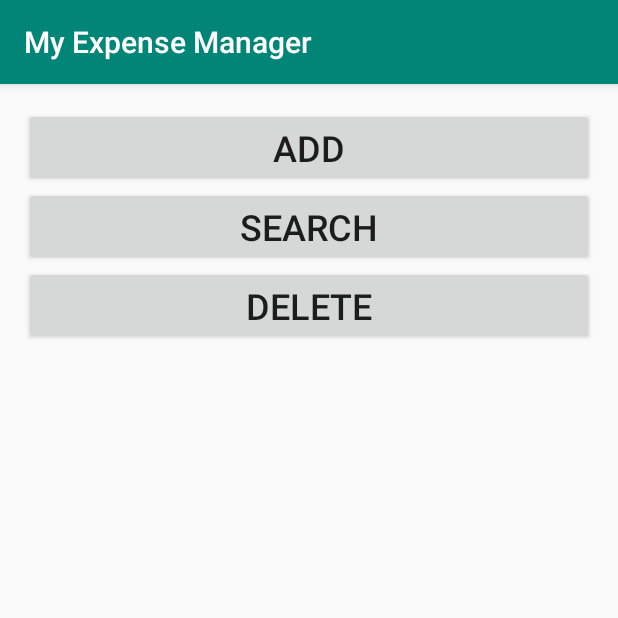
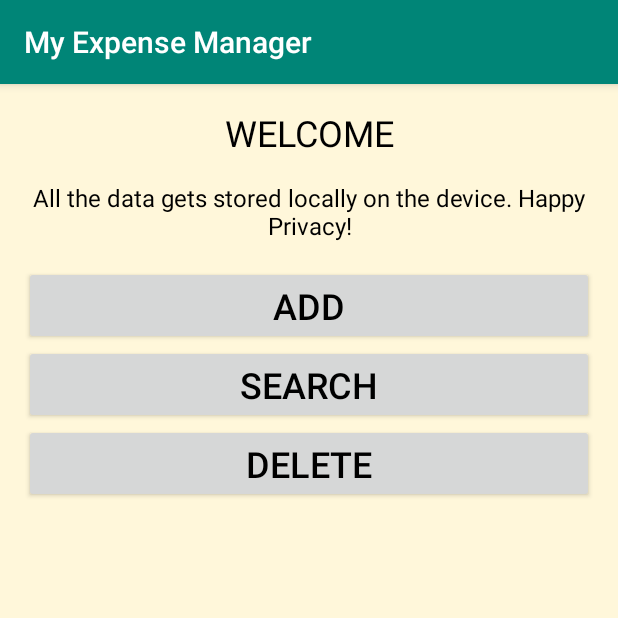
Before and after one commit to ShrirangPatil/My-Expense-Manager, an Android app: the screen it shows after launch (MainActivity), on a phone screen of 412 x 824 dp, the top half of it. Run offline under Robolectric (Android 15) with nearby library versions, the phone set to English and light mode, and no system bars.

Commit message:
Polishing the layouts

```diff
--- a/app/src/main/java/com/example/android/myexpensemanager/MainActivity.java
+++ b/app/src/main/java/com/example/android/myexpensemanager/MainActivity.java
@@ -4,6 +4,7 @@ import android.content.Intent;
 import android.os.Bundle;
 import android.view.View;
 import android.widget.Button;
+import android.widget.TextView;
 import android.widget.Toast;
 
 import androidx.appcompat.app.AppCompatActivity;
@@ -15,6 +16,9 @@ public class MainActivity extends AppCompatActivity {
         super.onCreate(savedInstanceState);
         setContentView(R.layout.activity_main);
 
+        String about = "All the data gets stored locally on the device. Happy Privacy!";
+        TextView aboutTextView = findViewById(R.id.mxm_about);
+        aboutTextView.setText(about);
         Button addButton = findViewById(R.id.mxm_add);
         addButton.setOnClickListener(new View.OnClickListener() {
             @Override
--- a/app/src/main/res/layout/activity_main.xml
+++ b/app/src/main/res/layout/activity_main.xml
@@ -4,25 +4,45 @@
     android:layout_width="match_parent"
     android:orientation="vertical"
     android:layout_height="match_parent"
+    android:background="@color/background"
     android:padding="16dp"
     tools:context=".MainActivity">
 
+    <TextView
+        android:layout_width="match_parent"
+        android:layout_height="wrap_content"
+        android:textColor="@android:color/black"
+        android:textSize="24sp"
+        android:text="@string/welcome"
+        android:layout_marginBottom="16dp"
+        android:gravity="center"/>
+    <TextView
+        android:layout_width="match_parent"
+        android:id="@+id/mxm_about"
+        android:layout_height="wrap_content"
+        android:textColor="@android:color/black"
+        android:textSize="16sp"
+        android:layout_marginBottom="16dp"
+        android:gravity="center"/>
     <Button
         android:layout_width="match_parent"
         android:layout_height="wrap_content"
         android:text="@string/add_button"
         android:textSize="24sp"
+        android:textColor="@android:color/black"
         android:id="@+id/mxm_add"/>
     <Button
         android:layout_width="match_parent"
         android:layout_height="wrap_content"
         android:text="@string/search_button"
         android:textSize="24sp"
+        android:textColor="@android:color/black"
         android:id="@+id/mxm_search"/>
     <Button
         android:layout_width="match_parent"
         android:layout_height="wrap_content"
         android:text="@string/delete_button"
         android:textSize="24sp"
+        android:textColor="@android:color/black"
         android:id="@+id/mxm_delete"/>
 </LinearLayout>
--- a/app/src/main/res/values/colors.xml
+++ b/app/src/main/res/values/colors.xml
@@ -3,4 +3,6 @@
     <color name="colorPrimary">#008577</color>
     <color name="colorPrimaryDark">#00574B</color>
     <color name="colorAccent">#D81B60</color>
+    <color name="background">#FFF7DA</color>
+    <color name="list_background">#FFE7DA</color>
 </resources>
--- a/app/src/main/res/values/strings.xml
+++ b/app/src/main/res/values/strings.xml
@@ -16,4 +16,6 @@
     <string name="end_range">End</string>
     <string name="date">Date</string>
     <string name="delete_date">Data Will Get Deleted Till</string>
+    <string name="add_expense">Add Expense</string>
+    <string name="welcome">WELCOME</string>
 </resources>
```
Also changed, not shown: app/src/main/AndroidManifest.xml (+8 -4 lines), app/src/main/res/layout/activity_add_expense.xml (+9 -1 lines), app/src/main/res/layout/activity_delete_expense.xml (+6 -2 lines), app/src/main/res/layout/activity_query_expense.xml (+6 -2 lines), app/src/main/res/layout/layout_expense_list.xml (+5 -4 lines).
